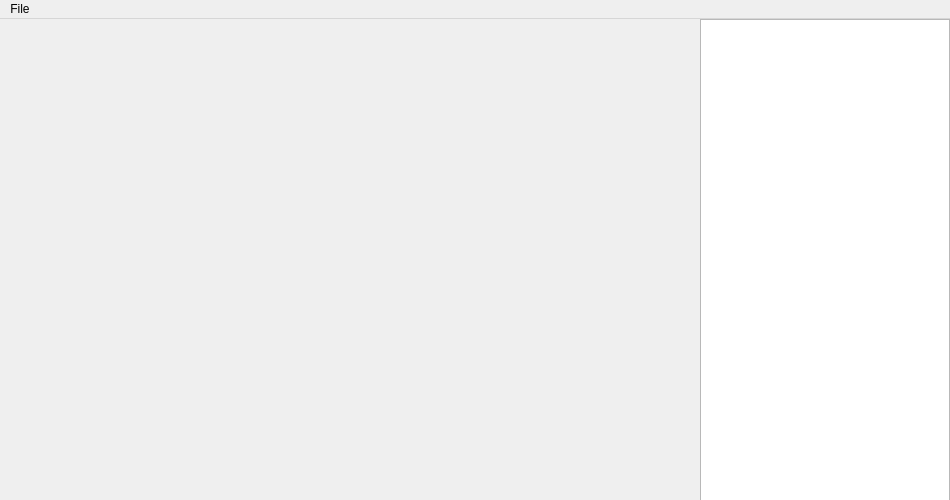
ATh0m/curve-editor, file src/ui/mainwindow.ui: the form before one commit.
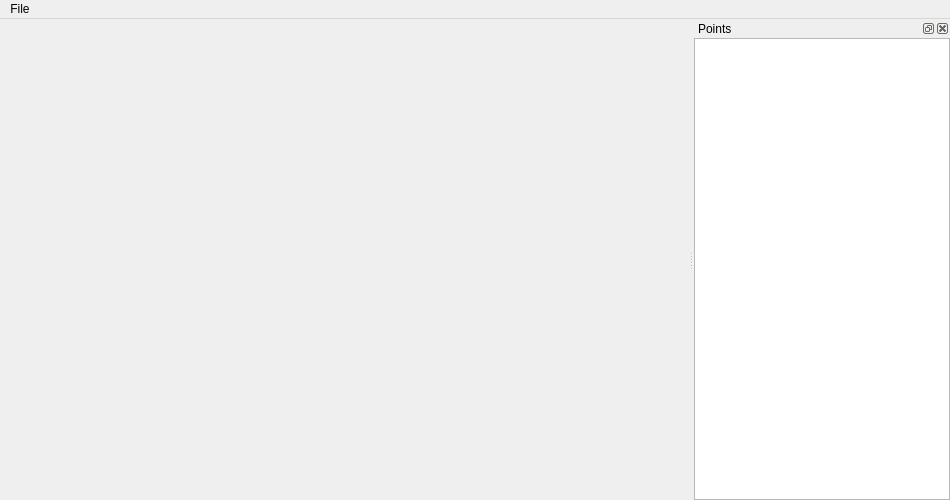
The form after the commit.

Commit message: Added tree view of points

Diff of the .ui file:
```diff
--- a/src/ui/mainwindow.ui
+++ b/src/ui/mainwindow.ui
@@ -18,8 +18,8 @@
   </property>
   <property name="maximumSize">
    <size>
-    <width>950</width>
-    <height>500</height>
+    <width>1500</width>
+    <height>1500</height>
    </size>
   </property>
   <property name="windowTitle">
@@ -47,6 +47,12 @@
       <height>500</height>
      </rect>
     </property>
+    <property name="sizePolicy">
+     <sizepolicy hsizetype="Expanding" vsizetype="Expanding">
+      <horstretch>0</horstretch>
+      <verstretch>0</verstretch>
+     </sizepolicy>
+    </property>
     <layout class="QVBoxLayout" name="layout">
      <property name="leftMargin">
       <number>0</number>
@@ -61,20 +67,17 @@
       <number>0</number>
      </property>
      <item>
-      <widget class="QWidget" name="widget" native="true"/>
+      <widget class="QWidget" name="widget" native="true">
+       <property name="sizePolicy">
+        <sizepolicy hsizetype="Expanding" vsizetype="Expanding">
+         <horstretch>0</horstretch>
+         <verstretch>0</verstretch>
+        </sizepolicy>
+       </property>
+      </widget>
      </item>
     </layout>
    </widget>
-   <widget class="QTreeView" name="treeView">
-    <property name="geometry">
-     <rect>
-      <x>700</x>
-      <y>0</y>
-      <width>250</width>
-      <height>500</height>
-     </rect>
-    </property>
-   </widget>
   </widget>
   <widget class="QMenuBar" name="menubar">
    <property name="geometry">
@@ -95,6 +98,46 @@
    </widget>
    <addaction name="menuFile"/>
   </widget>
+  <widget class="QDockWidget" name="dockWidget">
+   <property name="layoutDirection">
+    <enum>Qt::LeftToRight</enum>
+   </property>
+   <property name="floating">
+    <bool>true</bool>
+   </property>
+   <property name="windowTitle">
+    <string>Points</string>
+   </property>
+   <attribute name="dockWidgetArea">
+    <number>2</number>
+   </attribute>
+   <widget class="QWidget" name="dockWidgetContents">
+    <layout class="QVBoxLayout" name="verticalLayout">
+     <property name="leftMargin">
+      <number>0</number>
+     </property>
+     <property name="topMargin">
+      <number>0</number>
+     </property>
+     <property name="rightMargin">
+      <number>0</number>
+     </property>
+     <property name="bottomMargin">
+      <number>0</number>
+     </property>
+     <item>
+      <widget class="QTreeView" name="treeView">
+       <property name="sizePolicy">
+        <sizepolicy hsizetype="Expanding" vsizetype="Expanding">
+         <horstretch>0</horstretch>
+         <verstretch>0</verstretch>
+        </sizepolicy>
+       </property>
+      </widget>
+     </item>
+    </layout>
+   </widget>
+  </widget>
   <action name="actionNew">
    <property name="text">
     <string>New</string>
```
The commit also changes 7 other files.
